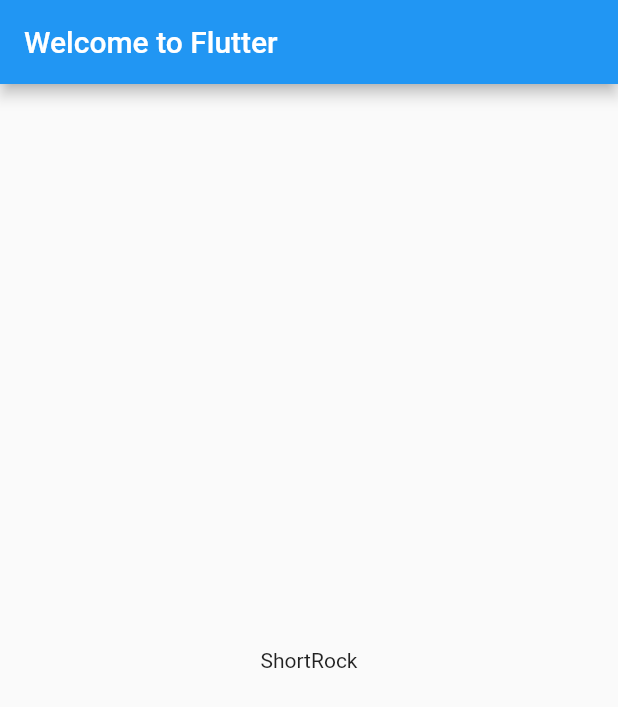
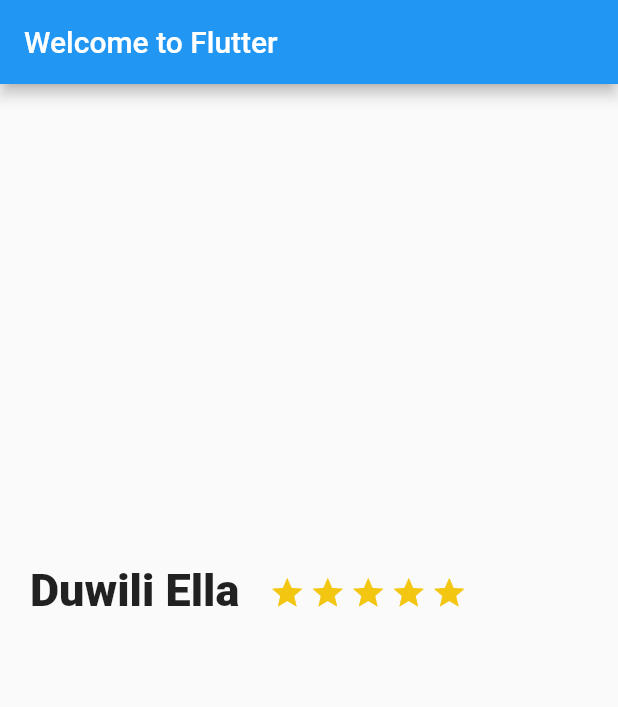
Before and after one commit to FelipeSantiagoVargas/FlutterApp, a Flutter app: the screen it shows after launch, on a phone screen of 412 x 824 dp. Shown: the top 707 px of the screen. Run offline on Flutter 3.47's test engine with Material 2 defaults, Android fonts, the phone set to English and light mode, and no system bars.

Commit message:
Descripcion y estrellas agregadas

```diff
--- /dev/null
+++ b/lib/description_place.dart
@@ -0,0 +1,41 @@
+import "package:flutter/material.dart";
+
+class DescriptionPlace extends StatelessWidget {
+  @override
+  Widget build(BuildContext context) {
+
+    final star = Container(
+      margin: EdgeInsets.only(
+        top: 323,
+        right: 3
+      ),
+      child: Icon(
+        Icons.star,
+        color: Color(0xFFf2C611),
+      ),
+    );
+
+    final title_stars = Row(
+      children: <Widget>[
+        Container(
+          margin: EdgeInsets.only(top: 320, left: 20, right: 20),
+          child: Text(
+            "Duwili Ella",
+            style: TextStyle(fontSize: 30,fontWeight: FontWeight.w900),
+            textAlign: TextAlign.center,
+          ),
+        ),
+        Row(
+          children: <Widget>[
+            star,
+            star,
+            star,
+            star,
+            star
+          ],
+        )
+      ],
+    );
+    return title_stars;
+  }
+}
--- a/lib/main.dart
+++ b/lib/main.dart
@@ -1,8 +1,8 @@
 // Copyright 2018 The Flutter team. All rights reserved.
 // Use of this source code is governed by a BSD-style license that can be
 // found in the LICENSE file.
-import "package:english_words/english_words.dart";
 import 'package:flutter/material.dart';
+import "description_place.dart";
 
 void main() {
   runApp(const MyApp());
@@ -19,25 +19,8 @@ class MyApp extends StatelessWidget {
         appBar: AppBar(
           title: const Text('Welcome to Flutter'),
         ),
-        body: const Center(
-          child: RandomWords(),
-        ),
+        body: new DescriptionPlace()
       ),
     );
   }
 }
-
-class RandomWords extends StatefulWidget {
-    const RandomWords({super.key});
-
-    @override
-    State<RandomWords> createState() => _RandomWordsState();
-  }
-
-  class _RandomWordsState extends State<RandomWords> {
-    @override
-    Widget build(BuildContext context) {
-      final wordPair = WordPair.random();
-      return Text(wordPair.asPascalCase);
-    }
-  }
```
